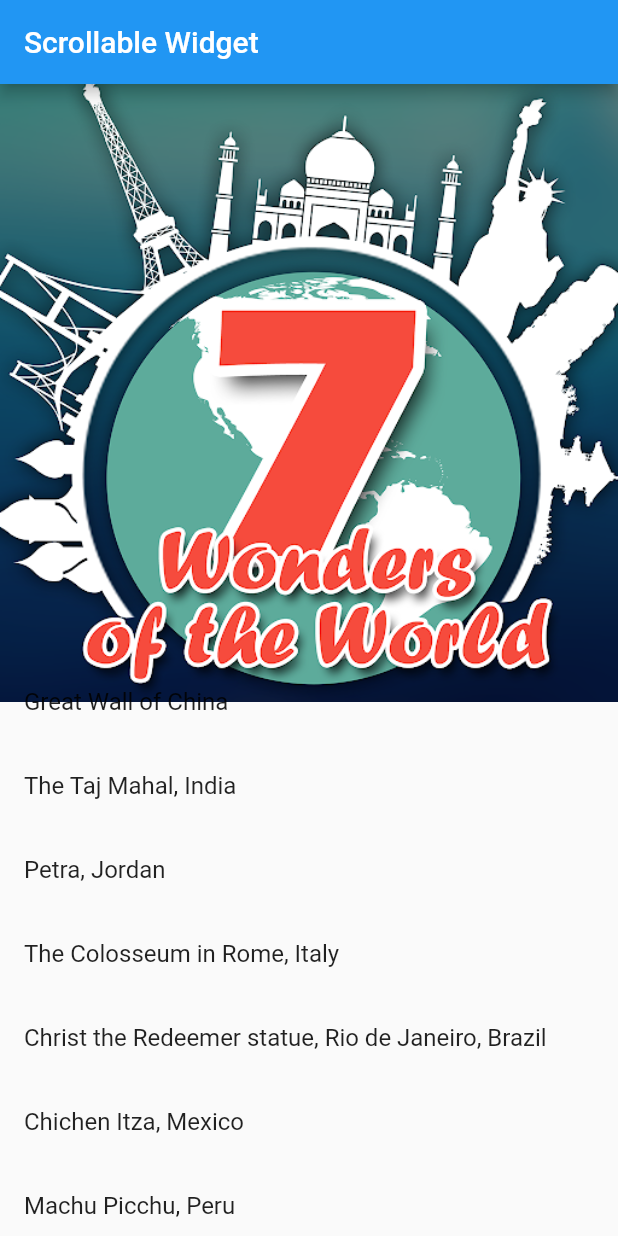
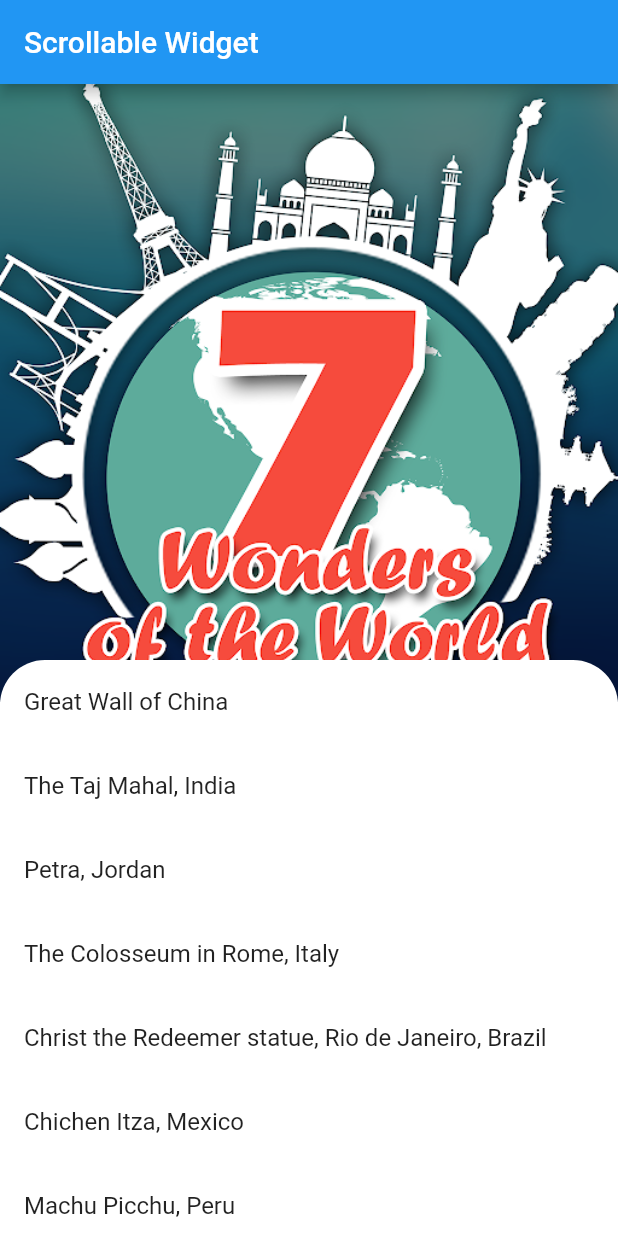
Before and after one commit to KimMontenegro/ScrollableWidget, a Flutter app: the screen it shows after launch, on a phone screen of 412 x 824 dp. Run offline on Flutter 3.47's test engine with Material 2 defaults, Android fonts, the phone set to English and light mode, and no system bars.

```diff
--- a/lib/main.dart
+++ b/lib/main.dart
@@ -46,13 +46,16 @@ class _MyAppState extends State<MyApp> {
             DraggableScrollableSheet(
               builder: (context, scrollController){
                 return Container(
+                  decoration: BoxDecoration(
+                    borderRadius: BorderRadius.only(topRight: Radius.circular(30), topLeft: Radius.circular(30)),
+                    color: Colors.white,
+                  ),
                   child: ListView.builder(
+                    controller: scrollController,
                     itemCount: places.length,
                     itemBuilder: (BuildContext context, index){
                       return ListTile(
-                        title: Text(
-                          places[index]
-                        )
+                        title: Text(places[index]),
                       );
                     }
                   )
```
